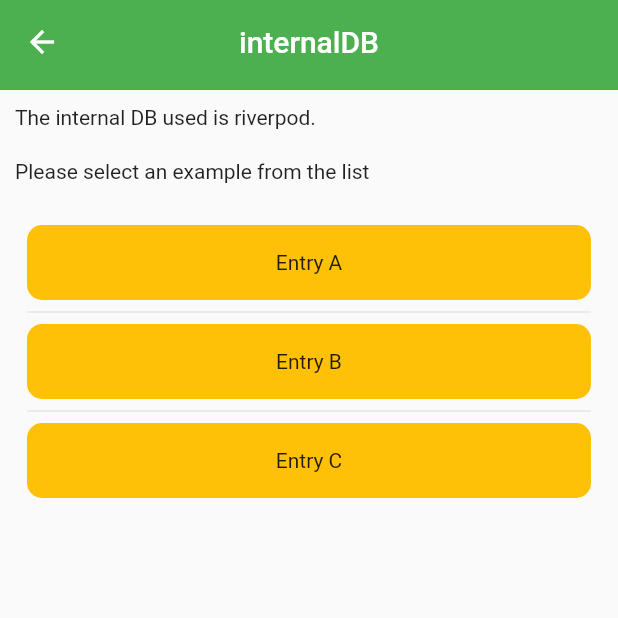
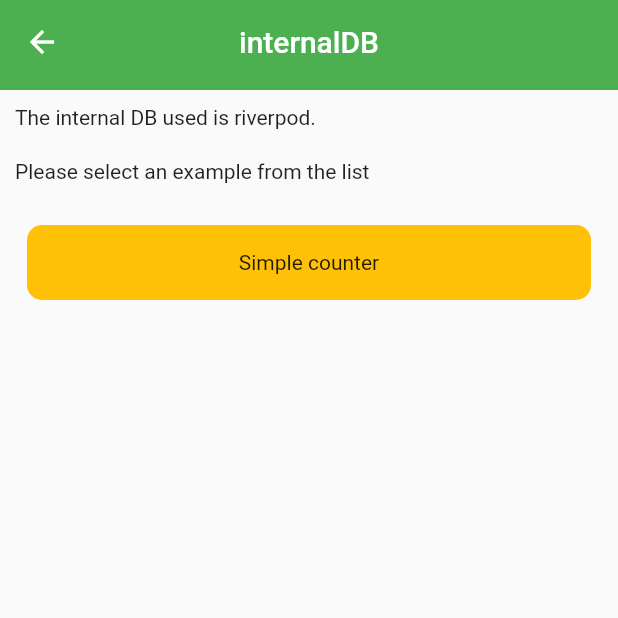
Before and after one commit to Luca-Virgilio/flutter_library, a Flutter app: the screen it shows after launch, item 2 of the bottom bar chosen, on a phone screen of 412 x 824 dp, the top half of it. Run offline on Flutter 3.47's test engine with Material 2 defaults, Android fonts, the phone set to English and light mode, and no system bars; our stand-ins replace flutter_riverpod, go_router.

Commit message:
Create stateProvider counter

```diff
--- a/lib/main.dart
+++ b/lib/main.dart
@@ -1,6 +1,7 @@
 import 'package:flutter/material.dart';
 import 'package:flutter_riverpod/flutter_riverpod.dart';
 import 'package:flutter_widgets/pages/home_screen.dart';
+import 'package:flutter_widgets/pages/state_management/counter_page.dart';
 import 'package:flutter_widgets/pages/state_management/state_management_screen.dart';
 import 'package:go_router/go_router.dart';
 
@@ -38,7 +39,14 @@ class MyApp extends StatelessWidget {
             GoRoute(
                 path: 'stateManagement',
                 builder: (BuildContext context, GoRouterState state) =>
-                    StateManagementScreen()),
+                    StateManagementScreen(),
+                routes: [
+                  GoRoute(
+                    path: 'counter',
+                    builder: (BuildContext context, GoRouterState state) =>
+                        const CounterPage(),
+                  ),
+                ]),
           ]),
     ],
   );
--- /dev/null
+++ b/lib/model/example_item.dart
@@ -0,0 +1,6 @@
+class ExampleItem {
+  final String name;
+  final String route;
+
+  ExampleItem({required this.name, required this.route});
+}
--- a/lib/pages/home_screen.dart
+++ b/lib/pages/home_screen.dart
@@ -26,7 +26,7 @@ class HomeScreen extends StatelessWidget {
     return Scaffold(
       appBar: AppBar(
         centerTitle: true,
-        title: Text('my flutter widget'),
+        title: Text('my flutter library'),
       ),
       bottomNavigationBar: BottomNavigationBar(
           onTap: (index) => changeRoute(index, context), //New
--- a/lib/pages/state_management/state_management_screen.dart
+++ b/lib/pages/state_management/state_management_screen.dart
@@ -1,14 +1,18 @@
 import 'package:flutter/cupertino.dart';
 import 'package:flutter/material.dart';
+import 'package:flutter_riverpod/flutter_riverpod.dart';
 import 'package:flutter_widgets/widgets/custom_app_bar.dart';
+import 'package:go_router/go_router.dart';
 
-class StateManagementScreen extends StatelessWidget {
+import '../../repository/state_management_notifier.dart';
+
+class StateManagementScreen extends ConsumerWidget {
   StateManagementScreen({Key? key}) : super(key: key);
 
   final List<String> entries = <String>['A', 'B', 'C'];
 
   @override
-  Widget build(BuildContext context) {
+  Widget build(BuildContext context, WidgetRef ref) {
     return Scaffold(
       appBar: const CustomAppBar(title: 'internalDB'),
       body: Container(
@@ -27,16 +31,23 @@ class StateManagementScreen extends StatelessWidget {
             ),
             ListView.separated(
               shrinkWrap: true,
-              padding: EdgeInsets.all(8),
-              itemCount: entries.length,
+              padding: const EdgeInsets.all(8),
+              itemCount: ref.read(exampleListProvider).length,
               itemBuilder: (BuildContext context, int index) {
-                return Container(
-                  height: 50,
-                  decoration: BoxDecoration(
-                    color: Colors.amber,
-                    borderRadius: BorderRadius.all(Radius.circular(10)),
+                return GestureDetector(
+                  onTap: () {
+                    context.go(ref.read(exampleListProvider)[index].route);
+                  },
+                  child: Container(
+                    height: 50,
+                    decoration: const BoxDecoration(
+                      color: Colors.amber,
+                      borderRadius: BorderRadius.all(Radius.circular(10)),
+                    ),
+                    child: Center(
+                      child: Text(ref.read(exampleListProvider)[index].name),
+                    ),
                   ),
-                  child: Center(child: Text('Entry ${entries[index]}')),
                 );
               },
               separatorBuilder: (BuildContext context, int index) =>
--- /dev/null
+++ b/lib/repository/counter_notifier.dart
@@ -0,0 +1,4 @@
+import 'package:flutter_riverpod/flutter_riverpod.dart';
+
+/// Providers are declared globally and specify how to create a state
+final counterProvider = StateProvider((ref) => 0);
--- /dev/null
+++ b/lib/repository/state_management_notifier.dart
@@ -0,0 +1,11 @@
+import 'package:flutter_riverpod/flutter_riverpod.dart';
+
+import '../model/example_item.dart';
+
+final exampleListProvider = Provider<List<ExampleItem>>((ref) {
+  List<ExampleItem> examples = [
+    ExampleItem(name: 'Simple counter', route: '/stateManagement/counter'),
+  ];
+
+  return examples;
+});
```
Also changed, not shown: lib/pages/simple_state_notifier.dart (deleted, +0 -36 lines), lib/pages/state_management/counter_page.dart (added, +31 -0 lines), lib/repository/counter_state_notifier.dart (deleted, +0 -11 lines).
